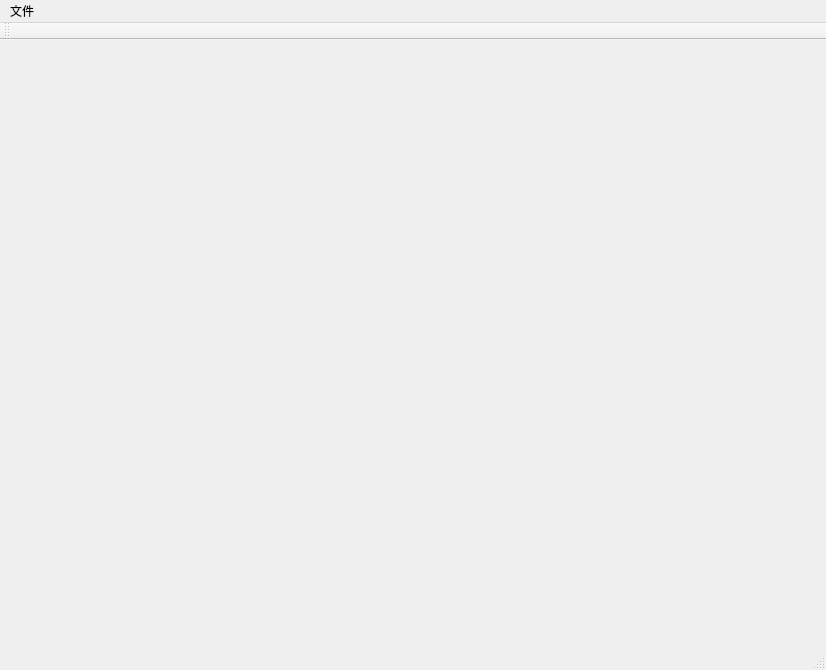
Above: calibdemo.ui from yangbohust/dropDetection before the change. Below: the same form after it.
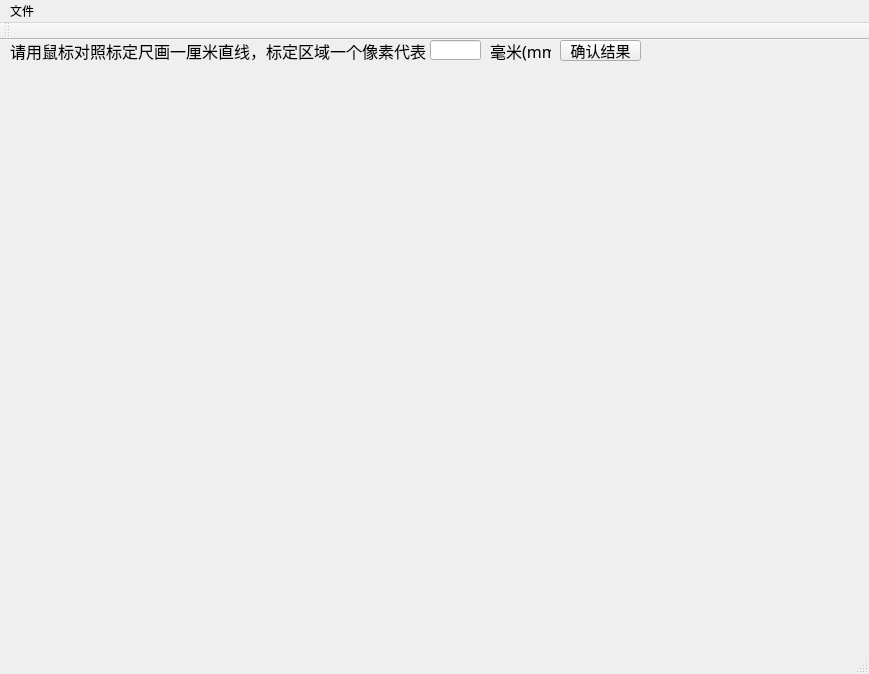
That is the form after the change.

The edit to the form file:
```diff
--- a/calibdemo.ui
+++ b/calibdemo.ui
@@ -6,20 +6,88 @@
    <rect>
     <x>0</x>
     <y>0</y>
-    <width>826</width>
-    <height>670</height>
+    <width>869</width>
+    <height>674</height>
    </rect>
   </property>
   <property name="windowTitle">
    <string>CalibDemo</string>
   </property>
-  <widget class="QWidget" name="centralWidget"/>
+  <widget class="QWidget" name="centralWidget">
+   <widget class="QLabel" name="label">
+    <property name="geometry">
+     <rect>
+      <x>10</x>
+      <y>0</y>
+      <width>421</width>
+      <height>21</height>
+     </rect>
+    </property>
+    <property name="font">
+     <font>
+      <family>宋体</family>
+      <pointsize>12</pointsize>
+     </font>
+    </property>
+    <property name="text">
+     <string>请用鼠标对照标定尺画一厘米直线，标定区域一个像素代表</string>
+    </property>
+   </widget>
+   <widget class="QLineEdit" name="lineEdit">
+    <property name="geometry">
+     <rect>
+      <x>430</x>
+      <y>0</y>
+      <width>51</width>
+      <height>20</height>
+     </rect>
+    </property>
+   </widget>
+   <widget class="QLabel" name="label_2">
+    <property name="geometry">
+     <rect>
+      <x>490</x>
+      <y>0</y>
+      <width>61</width>
+      <height>21</height>
+     </rect>
+    </property>
+    <property name="font">
+     <font>
+      <family>宋体</family>
+      <pointsize>12</pointsize>
+     </font>
+    </property>
+    <property name="text">
+     <string>毫米(mm)</string>
+    </property>
+   </widget>
+   <widget class="QPushButton" name="pushButton">
+    <property name="geometry">
+     <rect>
+      <x>560</x>
+      <y>0</y>
+      <width>81</width>
+      <height>21</height>
+     </rect>
+    </property>
+    <property name="font">
+     <font>
+      <family>宋体</family>
+      <pointsize>11</pointsize>
+     </font>
+    </property>
+    <property name="text">
+     <string>确认结果</string>
+    </property>
+   </widget>
+  </widget>
   <widget class="QMenuBar" name="menuBar">
    <property name="geometry">
     <rect>
      <x>0</x>
      <y>0</y>
-     <width>826</width>
+     <width>869</width>
      <height>23</height>
     </rect>
    </property>
```
